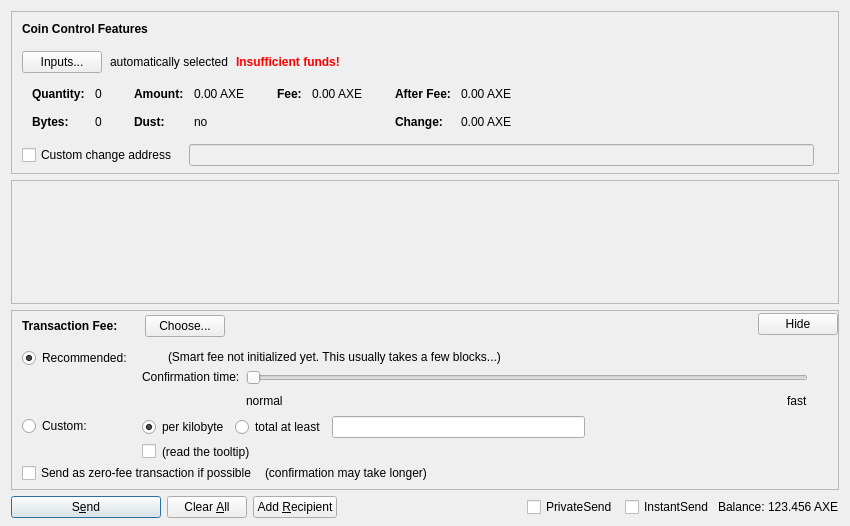
The window that src/qt/forms/sendcoinsdialog.ui (AXErunners/axe) describes before a commit, drawn with Qt 5.
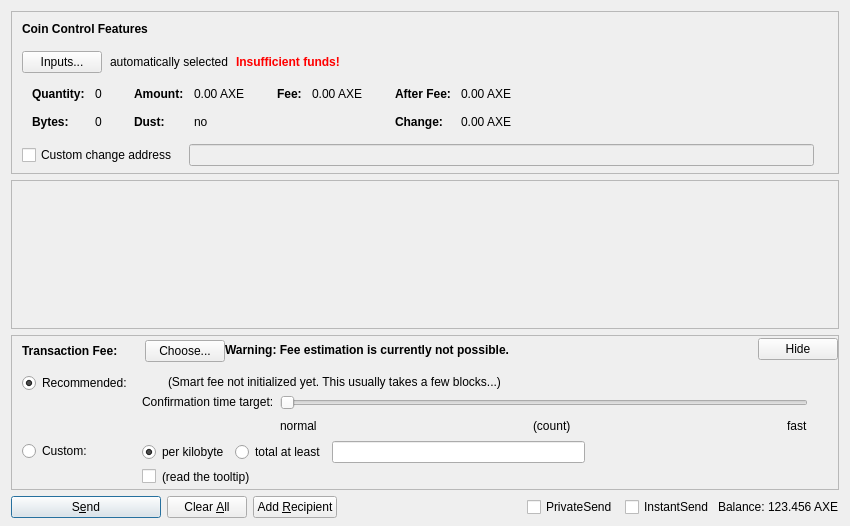
The same window after the commit. Custom widgets are drawn as their Qt base class.

Diff of the .ui file:
```diff
--- a/src/qt/forms/sendcoinsdialog.ui
+++ b/src/qt/forms/sendcoinsdialog.ui
@@ -588,7 +588,7 @@
         <x>0</x>
         <y>0</y>
         <width>830</width>
-        <height>69</height>
+        <height>104</height>
        </rect>
       </property>
       <layout class="QVBoxLayout" name="verticalLayout_2" stretch="0,1">
@@ -759,11 +759,33 @@
             </item>
            </layout>
           </item>
+          <item>
+           <widget class="QLabel" name="fallbackFeeWarningLabel">
+            <property name="toolTip">
+             <string>Using the fallbackfee can result in sending a transaction that will take several hours or days (or never) to confirm. Consider choosing your fee manually or wait until your have validated the complete chain.</string>
+            </property>
+            <property name="font">
+            <font>
+                <weight>75</weight>
+                <bold>true</bold>
+            </font>
+            </property>
+            <property name="text">
+             <string>Warning: Fee estimation is currently not possible.</string>
+            </property>
+            <property name="wordWrap">
+             <bool>false</bool>
+            </property>
+           </widget>
+          </item>
           <item>
            <spacer name="horizontalSpacer_4">
             <property name="orientation">
              <enum>Qt::Horizontal</enum>
             </property>
+            <property name="sizeType">
+             <enum>QSizePolicy::MinimumExpanding</enum>
+            </property>
             <property name="sizeHint" stdset="0">
              <size>
               <width>40</width>
@@ -1031,7 +1053,7 @@
                    <item>
                     <widget class="QLabel" name="labelSmartFee3">
                      <property name="text">
-                      <string>Confirmation time:</string>
+                      <string>Confirmation time target:</string>
                      </property>
                      <property name="margin">
                       <number>2</number>
@@ -1064,7 +1086,7 @@
                       <number>0</number>
                      </property>
                      <property name="maximum">
-                      <number>24</number>
+                      <number>23</number>
                      </property>
                      <property name="pageStep">
                       <number>1</number>
@@ -1095,6 +1117,26 @@
                        </property>
                       </widget>
                      </item>
+                     <item>
+                      <spacer name="horizontalSpacer_7">
+                       <property name="orientation">
+                        <enum>Qt::Horizontal</enum>
+                       </property>
+                       <property name="sizeHint" stdset="0">
+                        <size>
+                         <width>40</width>
+                         <height>20</height>
+                        </size>
+                       </property>
+                      </spacer>
+                     </item>
+                     <item>
+                      <widget class="QLabel" name="confirmationTargetLabel">
+                       <property name="text">
+                        <string notr="true">(count)</string>
+                       </property>
+                      </widget>
+                     </item>
                      <item>
                       <spacer name="horizontalSpacer_3">
                        <property name="orientation">
@@ -1138,59 +1180,6 @@
              </item>
             </layout>
            </item>
-           <item>
-            <layout class="QHBoxLayout" name="horizontalLayoutFee5" stretch="0,0,0">
-             <property name="spacing">
-              <number>8</number>
-             </property>
-             <property name="bottomMargin">
-              <number>4</number>
-             </property>
-             <item>
-              <widget class="QCheckBox" name="checkBoxFreeTx">
-               <property name="text">
-                <string>Send as zero-fee transaction if possible</string>
-               </property>
-              </widget>
-             </item>
-             <item>
-              <widget class="QLabel" name="labelFreeTx">
-               <property name="text">
-                <string>(confirmation may take longer)</string>
-               </property>
-               <property name="margin">
-                <number>5</number>
-               </property>
-              </widget>
-             </item>
-             <item>
-              <spacer name="horizontalSpacerFee5">
-               <property name="orientation">
-                <enum>Qt::Horizontal</enum>
-               </property>
-               <property name="sizeHint" stdset="0">
-                <size>
-                 <width>1</width>
-                 <height>1</height>
-                </size>
-               </property>
-              </spacer>
-             </item>
-            </layout>
-           </item>
-           <item>
-            <spacer name="verticalSpacerFee2">
-             <property name="orientation">
-              <enum>Qt::Vertical</enum>
-             </property>
-             <property name="sizeHint" stdset="0">
-              <size>
-               <width>1</width>
-               <height>1</height>
-              </size>
-             </property>
-            </spacer>
-           </item>
           </layout>
          </widget>
         </item>
```
Left out of the diff: 2 changed lines with no effect on the pictures.
